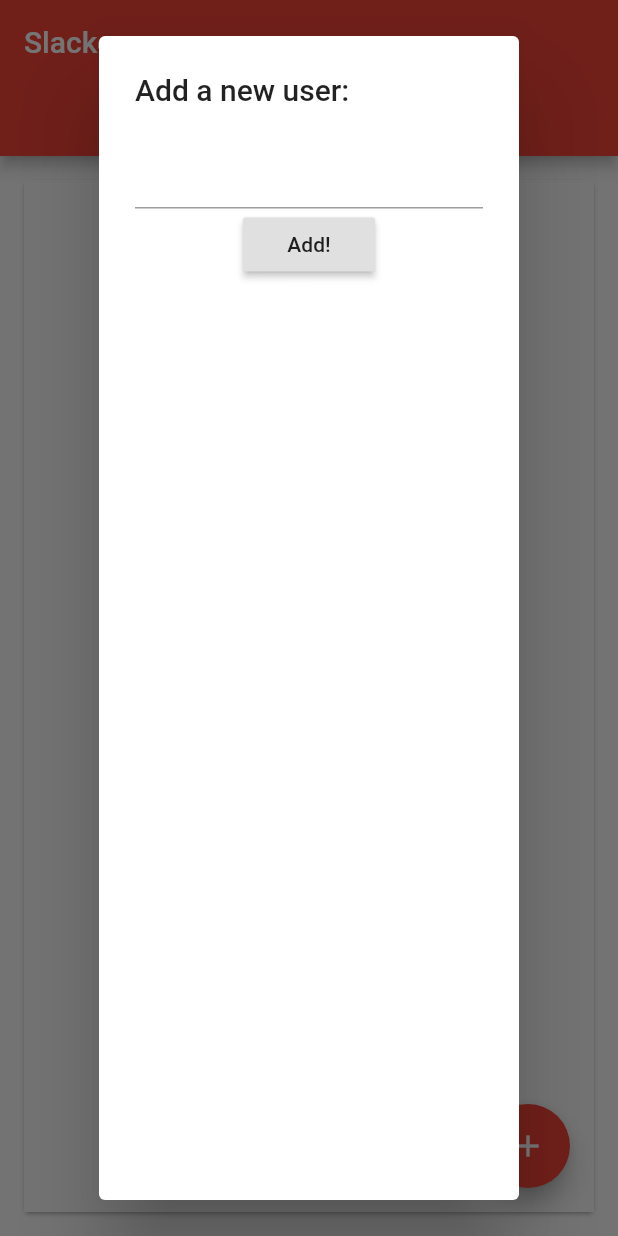
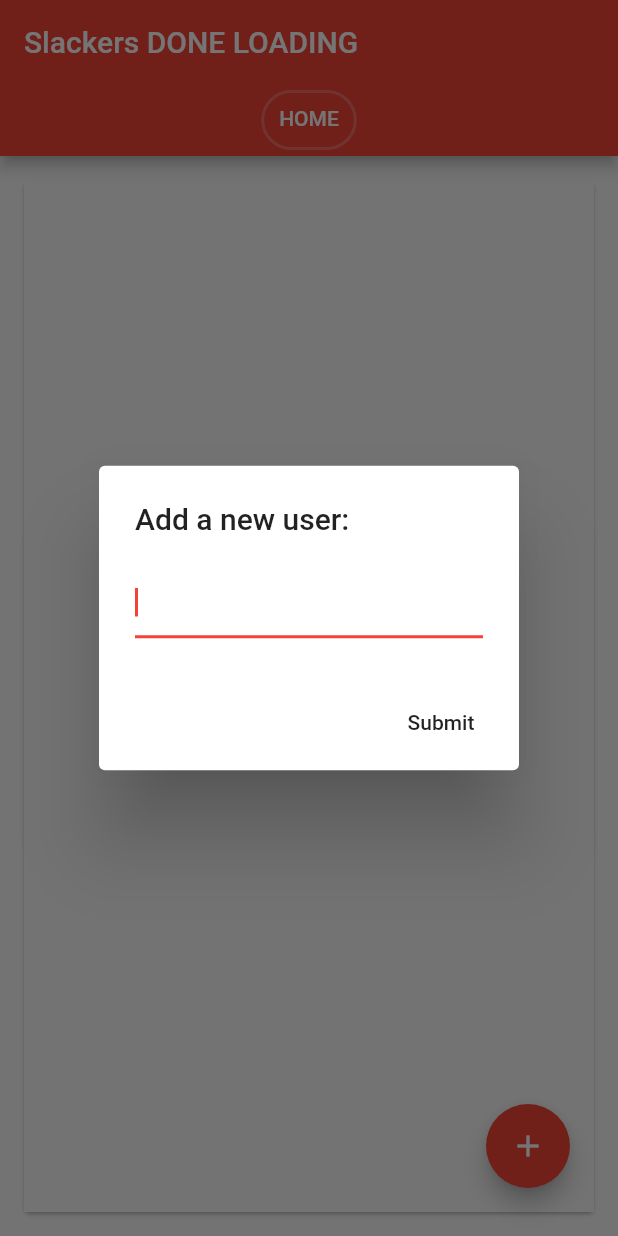
Before and after one commit to AnsonLai/slackers, a Flutter app: the screen it shows after launch, after a tap on the "add" icon, on a phone screen of 412 x 824 dp. Run offline on Flutter 3.47's test engine with Material 2 defaults, Android fonts, the phone set to English and light mode, and no system bars; our stand-ins replace flutter_calendar_carousel, sqflite; accounts and stored records are empty.

Commit message:
Done, deleting users glitches return to home

```diff
--- a/lib/tab_view.dart
+++ b/lib/tab_view.dart
@@ -5,8 +5,7 @@ import 'package:Slackers/models/user.dart';
 import 'package:Slackers/widgets/user_selection.dart';
 import 'package:Slackers/widgets/user_page.dart';
 
-// TODO: REMOVE THIS TEST WIDGET!!!
-Widget test = Text("Hello World!");
+
 
 class _TabView {
   const _TabView({this.title, this.widget});
@@ -14,15 +13,7 @@ class _TabView {
   final Widget widget;
 }
 
-List<_TabView> _allTabViews = <_TabView>[
-  _TabView(title: 'HOME', widget: buildUserSelectionWidget()),
-];
-
-void changeTabView(allUsers) {
-  for (var i = 0; i < allUsers.length; i++) {
-    _allTabViews.add(_TabView(title: allUsers[i].name, widget: test));
-  }
-}
+List<_TabView> _allTabViews = <_TabView>[];
 
 class ScrollableTabs extends StatefulWidget {
   @override
@@ -34,9 +25,16 @@ class ScrollableTabsState extends State<ScrollableTabs>
   TabController _controller;
   List<User> _allUsers;
 
-  @override
-  void initState() {
-    super.initState();
+  void changeTabView(allUsers) {
+    _allTabViews = <_TabView>[];
+    _allTabViews.add(_TabView(
+        title: 'HOME', widget: buildUserSelectionWidget(this.dbChanged)));
+    for (var i = 0; i < allUsers.length; i++) {
+      _allTabViews.add(_TabView(title: allUsers[i].name, widget: buildUserPageWidget(allUsers[i], this.dbChanged)));
+    }
+  }
+
+  void dbChanged() {
     DatabaseClient.db.getAllUsers().then((allUsers) {
       setState(() {
         _allUsers = allUsers;
@@ -45,6 +43,14 @@ class ScrollableTabsState extends State<ScrollableTabs>
         _controller = TabController(vsync: this, length: _allTabViews.length);
       });
     });
+  }
+
+  @override
+  void initState() {
+    super.initState();
+    _allTabViews.add(_TabView(
+        title: 'HOME', widget: buildUserSelectionWidget(this.dbChanged)));
+    dbChanged();
     _controller = TabController(vsync: this, length: _allTabViews.length);
   }
 
--- a/lib/widgets/user_selection.dart
+++ b/lib/widgets/user_selection.dart
@@ -4,8 +4,9 @@ import 'package:Slackers/tab_view.dart';
 
 import 'package:Slackers/models/database.dart';
 import 'package:Slackers/models/user.dart';
+import 'package:Slackers/models/absence.dart';
 
-Widget buildUserSelectionWidget() {
+Widget buildUserSelectionWidget(Function dbChanged) {
   return FutureBuilder(
     future: DatabaseClient.db.getAllUsers(),
     builder: (BuildContext context, AsyncSnapshot snapshot) {
@@ -16,7 +17,7 @@ Widget buildUserSelectionWidget() {
             body: Center(
               child: buildUserList(_allUsers),
             ),
-            floatingActionButton: buildFloatingButton(context),
+            floatingActionButton: buildFloatingButton(context, dbChanged),
           );
         }
       }
@@ -31,7 +32,7 @@ Widget buildUserSelectionWidget() {
             ],
           ),
         ),
-        floatingActionButton: buildFloatingButton(context),
+        floatingActionButton: buildFloatingButton(context, dbChanged),
       );
       ;
     },
@@ -39,16 +40,26 @@ Widget buildUserSelectionWidget() {
 }
 
 Widget buildUserList(List<User> allUsers) {
-  return  ListView.builder(
+  return ListView.builder(
     itemCount: allUsers.length,
     itemBuilder: (BuildContext context, int index) {
-        return Text(allUsers[index].name);
+      return RaisedButton(
+          onPressed: () {
+            // int date = DateTime.now().millisecondsSinceEpoch;
+            int date = DateTime.utc(2019, 5, 28).millisecondsSinceEpoch;
+            int user_id = allUsers[index].id;
+            Absence absence = Absence(date: date, user_id: user_id);
+            DatabaseClient.db.upsertAbsence(absence);
+            print(absence.date);
+            final snackBar = SnackBar(content: Text('Noted!'));
+            Scaffold.of(context).showSnackBar(snackBar);
           },
-
+          child: Text(allUsers[index].name));
+    },
   );
 }
 
-Widget buildFloatingButton(BuildContext context) {
+Widget buildFloatingButton(BuildContext context, Function dbChanged) {
   String _tempName;
   return FloatingActionButton(
     onPressed: () {
@@ -56,29 +67,34 @@ Widget buildFloatingButton(BuildContext context) {
           context: context,
           builder: (_) => AlertDialog(
                 title: Text("Add a new user:"),
-                content: Column(
+                content: Row(
                   children: [
-                    TextField(
+                    Expanded(
+                      child: TextField(
+                        autofocus: true,
                         onChanged: (text) {
                           _tempName = text;
                         },
                       ),
-                    RaisedButton(
+                    ),
+                  ],
+                ),
+                actions: <Widget>[
+                  FlatButton(
                       onPressed: () {
                         if (_tempName != null) {
                           User user = User(name: _tempName);
                           DatabaseClient.db.upsertUser(user);
-                            setState();
+                          dbChanged();
                         }
                         ;
                         Navigator.of(context).pop();
                       },
-                        child: Text('Add!')),
+                      child: Text('Submit')),
                 ],
-                ),
               ));
     },
-    tooltip: 'Increment',
+    tooltip: 'Add User',
     child: Icon(Icons.add),
   );
 }
```
Also changed, not shown: lib/models/database.dart (+49 -0 lines), lib/widgets/user_page.dart (+44 -3 lines). Lines whose indentation alone changed are shown as unchanged.
